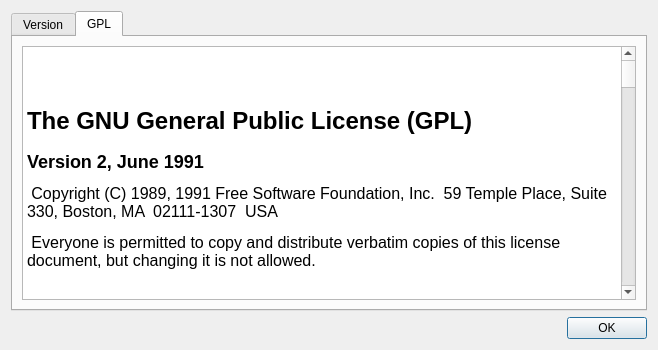
Old version of the form src/ICopyright.ui in the repository ntruchsess/QLandkarteGT.
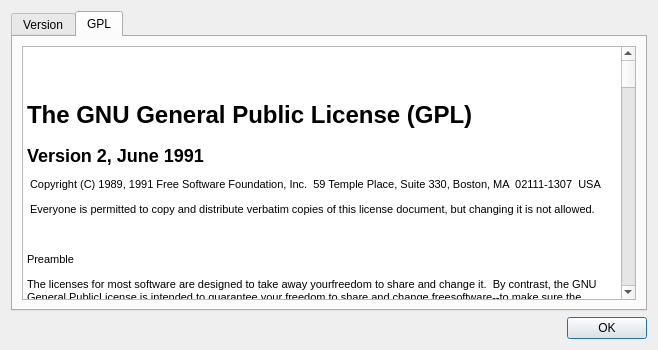
New version of the form. The open tabs and pages were chosen to show the change. Icons and pictures are not drawn.

```diff
--- a/src/ICopyright.ui
+++ b/src/ICopyright.ui
@@ -131,11 +131,11 @@
          <property name="html" >
           <string>&lt;html>&lt;head>&lt;meta name="qrichtext" content="1" />&lt;style type="text/css">
 p, li { white-space: pre-wrap; }
-&lt;/style>&lt;/head>&lt;body style=" font-family:'DejaVu Sans'; font-size:12pt; font-weight:400; font-style:normal;">
-&lt;p style="-qt-paragraph-type:empty; margin-top:0px; margin-bottom:0px; margin-left:0px; margin-right:0px; -qt-block-indent:0; text-indent:0px;">&lt;/p>
+&lt;/style>&lt;/head>&lt;body style=" font-family:'DejaVu Sans'; font-size:8pt; font-weight:400; font-style:normal;">
+&lt;p style="-qt-paragraph-type:empty; margin-top:0px; margin-bottom:0px; margin-left:0px; margin-right:0px; -qt-block-indent:0; text-indent:0px; font-size:12pt;">&lt;/p>
 &lt;p style=" margin-top:0px; margin-bottom:0px; margin-left:0px; margin-right:0px; -qt-block-indent:0; text-indent:0px;">  &lt;/p>
-&lt;p style=" margin-top:18px; margin-bottom:12px; margin-left:0px; margin-right:0px; -qt-block-indent:0; text-indent:0px; font-size:xx-large; font-weight:600;">&lt;span style=" font-size:xx-large;">The GNU General Public License (GPL)&lt;/span>&lt;/p>
-&lt;p style=" margin-top:16px; margin-bottom:12px; margin-left:0px; margin-right:0px; -qt-block-indent:0; text-indent:0px; font-size:x-large; font-weight:600;">&lt;span style=" font-size:x-large;">Version 2, June 1991&lt;/span>&lt;/p>
+&lt;p style=" margin-top:18px; margin-bottom:12px; margin-left:0px; margin-right:0px; -qt-block-indent:0; text-indent:0px; font-weight:600;">&lt;span style=" font-size:xx-large;">The GNU General Public License (GPL)&lt;/span>&lt;/p>
+&lt;p style=" margin-top:16px; margin-bottom:12px; margin-left:0px; margin-right:0px; -qt-block-indent:0; text-indent:0px; font-weight:600;">&lt;span style=" font-size:x-large;">Version 2, June 1991&lt;/span>&lt;/p>
 &lt;p style=" margin-top:12px; margin-bottom:12px; margin-left:0px; margin-right:0px; -qt-block-indent:0; text-indent:0px;"> Copyright (C) 1989, 1991 Free Software Foundation, Inc.  59 Temple Place, Suite 330, Boston, MA  02111-1307  USA&lt;/p>
 &lt;p style=" margin-top:12px; margin-bottom:12px; margin-left:0px; margin-right:0px; -qt-block-indent:0; text-indent:0px;"> Everyone is permitted to copy and distribute verbatim copies of this license document, but changing it is not allowed.&lt;/p>
 &lt;p style=" margin-top:12px; margin-bottom:12px; margin-left:0px; margin-right:0px; -qt-block-indent:0; text-indent:0px;">		&lt;/p>
```
Left out of the diff: 2 changed lines with no effect on the pictures.
